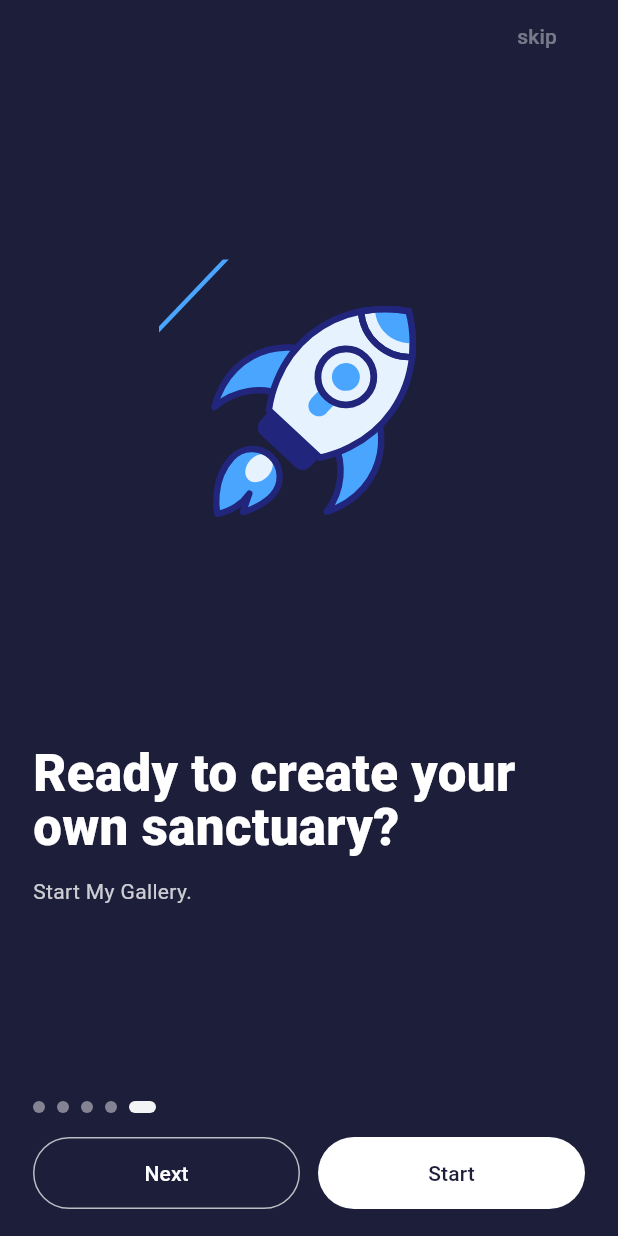
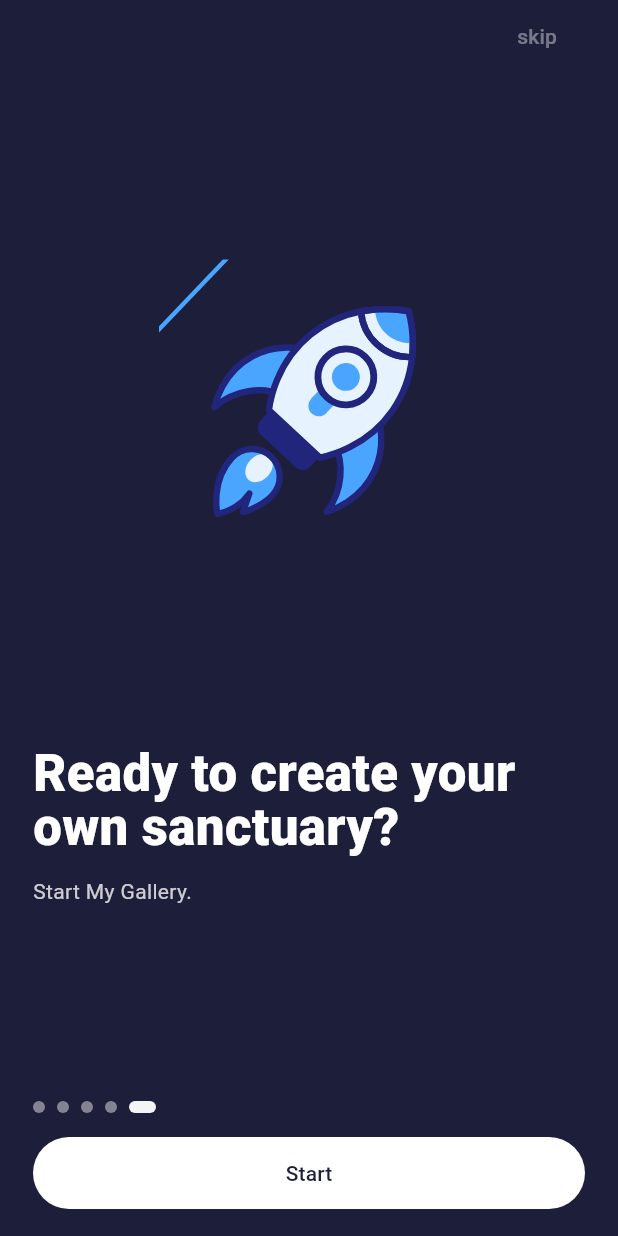
Before and after one commit to Lusitic/prj_genesis, a Flutter app: the screen it shows after launch, swiped to page 5, on a phone screen of 412 x 824 dp. Run offline on Flutter 3.47's test engine with Material 3 defaults, Android fonts, the phone set to English and light mode, and no system bars; our stand-ins replace lottie, shared_preferences.

Commit message:
Fixed onboarding next/start button.

```diff
--- a/lib/screens/onboarding/onboarding_screen.dart
+++ b/lib/screens/onboarding/onboarding_screen.dart
@@ -228,10 +228,34 @@ class _OnboardingScreenState extends State<OnboardingScreen> {
             children: [
               _Dots(count: _pages.length, index: _index),
               const SizedBox(height: 16),
-              Row(
+
+              AnimatedSwitcher(
+                duration: const Duration(milliseconds: 220),
+                switchInCurve: Curves.easeOut,
+                switchOutCurve: Curves.easeOut,
+                child: _isLast
+                  ? SizedBox(
+                    key: const ValueKey('start_only'),
+                    width: double.infinity,
+                    child: FilledButton(
+                      onPressed: _finish,
+                      style: FilledButton.styleFrom(
+                        backgroundColor: Colors.white,
+                        foregroundColor: const Color(0xFF1D1E3A),
+                        padding: const EdgeInsets.symmetric(vertical: 14),
+                        shape: RoundedRectangleBorder(
+                          borderRadius: BorderRadius.circular(999),
+                        ),
+                      ),
+                      child: const Text("Start"),
+                    )
+                  )
+                : Row(
+                    key: const ValueKey("next_and_start"),
                     children: [
                       Expanded(
                         child: OutlinedButton(
+                          //onPressed: _isLast? null : _next,
                           onPressed: _next,
                           style: OutlinedButton.styleFrom(
                             side: BorderSide(color: Colors.white.withOpacity(0.7)),
@@ -241,14 +265,16 @@ class _OnboardingScreenState extends State<OnboardingScreen> {
                               borderRadius: BorderRadius.circular(999),
                             ),
                           ),
-                      child: Text(_isLast? 'Next' : 'Next'),
+                          //child: Text(_isLast? 'Next' : 'Next'),
+                          child: const Text("Next")
                         ),
                       ),
 
                       const SizedBox(width: 12),
                       Expanded(
                         child: FilledButton(
-                      onPressed: _isLast? _finish : null,
+                          //onPressed: _isLast? _finish : null,
+                          onPressed: null, // 마지막 전까지 비할성화
                           style: FilledButton.styleFrom(
                             backgroundColor: Colors.white,
                             disabledBackgroundColor: Colors.white.withOpacity(0.35),
@@ -262,6 +288,7 @@ class _OnboardingScreenState extends State<OnboardingScreen> {
                         ),
                       ),
                     ],
+                  ),
               ),
             ],
           ),
```
Lines whose indentation alone changed are shown as unchanged.
